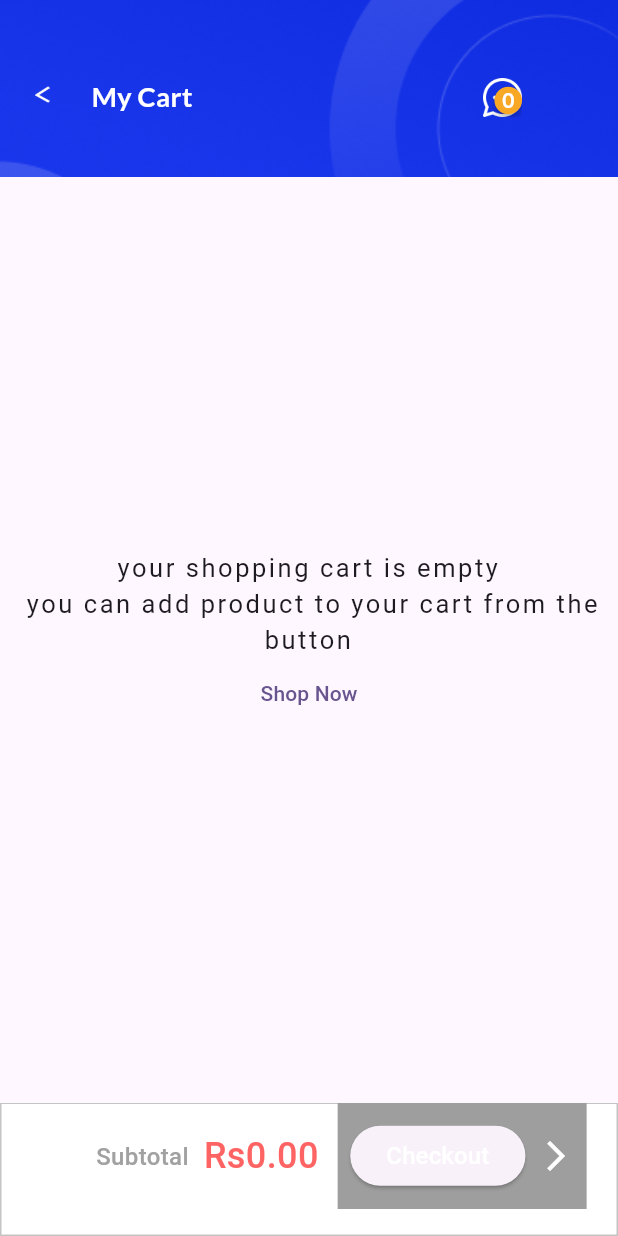
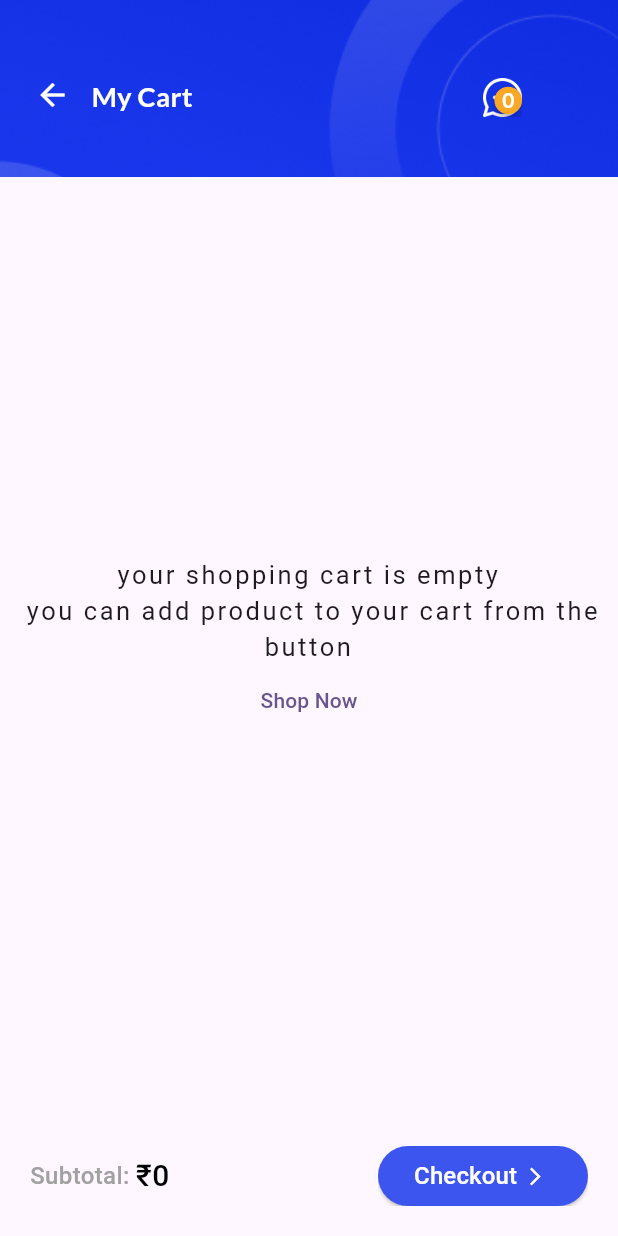
Before and after one commit to rahilahmed20/ecommerce, a Flutter app: the CartScreenProduct screen opened directly, on a phone screen of 412 x 824 dp. Run offline on Flutter 3.47's test engine with Material 3 defaults, Android fonts, the phone set to English and light mode, and no system bars; drawn by our look-alikes of badges; our stand-ins replace animated_splash_screen, cached_network_image, carousel_slider, cloud_firestore, custom_rating_bar, file_picker and 10 more; missing offline and left inert: mailer, razorpay_flutter; accounts and stored records are empty.

Commit message:
cart screen UI updated

```diff
--- a/lib/views/screens/bottomNav_screens/cart_product_widget.dart
+++ b/lib/views/screens/bottomNav_screens/cart_product_widget.dart
@@ -7,8 +7,6 @@ import 'package:badges/badges.dart' as badges;
 import 'package:macstore/provider/product_provider.dart';
 import 'package:macstore/views/screens/inner_screen/checkout_screen.dart';
 import 'package:macstore/views/screens/main_screen.dart';
-import 'package:razorpay_flutter/razorpay_flutter.dart';
-import "../inner_screen/shipping_address_screen.dart";
 
 class CartScreenProduct extends ConsumerStatefulWidget {
   const CartScreenProduct({Key? key});
@@ -18,19 +16,6 @@ class CartScreenProduct extends ConsumerStatefulWidget {
 }
 
 class _CartScreenProductState extends ConsumerState<CartScreenProduct> {
-  Razorpay _razorpay = new Razorpay();
-
-  @override
-  void initState() {
-    // TODO: implement initState
-    super.initState();
-    _razorpay = new Razorpay();
-    _razorpay.on(Razorpay.EVENT_PAYMENT_SUCCESS, _handlePaymentSuccess);
-    _razorpay.on(Razorpay.EVENT_PAYMENT_ERROR, _handlePaymentError);
-    _razorpay.on(Razorpay.EVENT_EXTERNAL_WALLET, _handleExternalWallet);
-  }
-
-// final totalAmount = ref.read(cartProvider.notifier).calculateTotalAmount();
   @override
   Widget build(BuildContext context) {
     final _cartProvider = ref.read(cartProvider.notifier);
@@ -76,7 +61,6 @@ class _CartScreenProductState extends ConsumerState<CartScreenProduct> {
                           badgeContent: Text(
                             cartData.length.toString(),
                             style: GoogleFonts.lato(
-                              // fontSize: 11,
                               color: Colors.white,
                               fontWeight: FontWeight.bold,
                             ),
@@ -100,12 +84,10 @@ class _CartScreenProductState extends ConsumerState<CartScreenProduct> {
               ),
               Positioned(
                 left: 23,
-                top: 57,
-                child: Image.asset(
-                  'assets/icons/arrow.png',
-                  width: 10,
-                  height: 12,
-                  fit: BoxFit.contain,
+                top: 51,
+                child: Icon(
+                  Icons.arrow_back,
+                  color: Colors.white,
                 ),
               )
             ],
@@ -138,59 +120,6 @@ class _CartScreenProductState extends ConsumerState<CartScreenProduct> {
               ),
             )
           : SingleChildScrollView(
-              child: Column(
-                mainAxisAlignment: MainAxisAlignment.start,
-                children: [
-                  Container(
-                    width: MediaQuery.of(context).size.width,
-                    height: 49,
-                    clipBehavior: Clip.hardEdge,
-                    decoration: const BoxDecoration(),
-                    child: Stack(
-                      clipBehavior: Clip.none,
-                      children: [
-                        Positioned(
-                          left: 0,
-                          top: 0,
-                          child: Container(
-                            width: MediaQuery.of(context).size.width,
-                            height: 49,
-                            clipBehavior: Clip.hardEdge,
-                            decoration: const BoxDecoration(
-                              color: Color(0xFFD7DDFF),
-                            ),
-                          ),
-                        ),
-                        Positioned(
-                          left: 44,
-                          top: 19,
-                          child: Container(
-                            width: 10,
-                            height: 10,
-                            clipBehavior: Clip.hardEdge,
-                            decoration: BoxDecoration(
-                              color: Colors.black,
-                              borderRadius: BorderRadius.circular(5),
-                            ),
-                          ),
-                        ),
-                        Positioned(
-                          left: 69,
-                          top: 14,
-                          child: Text(
-                            'You have ${cartData.length} items',
-                            style: GoogleFonts.getFont(
-                              'Lato',
-                              color: Colors.black,
-                              fontSize: 16,
-                              fontWeight: FontWeight.bold,
-                            ),
-                          ),
-                        )
-                      ],
-                    ),
-                  ),
-                  Container(
               child: ListView.builder(
                   physics: ScrollPhysics(),
                   shrinkWrap: true,
@@ -198,100 +127,166 @@ class _CartScreenProductState extends ConsumerState<CartScreenProduct> {
                   itemBuilder: (context, index) {
                     final cartItem = cartData.values.toList()[index];
                     return Padding(
+                      padding: const EdgeInsets.symmetric(
+                          horizontal: 8, vertical: 20),
+                      child: Container(
+                        decoration: BoxDecoration(
+                            color: Colors.black.withOpacity(0.12),
+                            borderRadius: BorderRadius.circular(20)),
+                        child: Padding(
                           padding: const EdgeInsets.all(8.0),
-                              child: Card(
-                                child: SizedBox(
-                                  height: 200,
-                                  child: Row(
-                                    mainAxisAlignment: MainAxisAlignment.start,
+                          child: Column(
                             children: [
-                                      SizedBox(
-                                        height: 100,
-                                        width: 100,
+                              Row(
+                                children: [
+                                  // Image
+                                  Padding(
+                                    padding: const EdgeInsets.all(4.0),
                                     child: Image.network(
                                       cartItem.imageUrl[0],
-                                          fit: BoxFit.cover,
+                                      height: 90,
+                                      width: 90,
+                                      fit: BoxFit.contain,
                                     ),
                                   ),
-                                      Padding(
-                                        padding: const EdgeInsets.all(8.0),
+
+                                  SizedBox(
+                                    width: 10,
+                                  ),
+
+                                  // Title, Price, Size
+                                  Expanded(
                                     child: Column(
-                                          mainAxisAlignment:
-                                              MainAxisAlignment.spaceEvenly,
+                                      mainAxisSize: MainAxisSize.min,
                                       crossAxisAlignment:
                                           CrossAxisAlignment.start,
                                       children: [
-                                            Text(
+                                        // Product Name
+                                        Flexible(
+                                          child: Text(
                                             cartItem.productName,
+                                            maxLines: 2,
+                                            overflow: TextOverflow.ellipsis,
                                             style: TextStyle(
-                                                fontSize: 18,
+                                              fontSize: 17,
                                               fontWeight: FontWeight.bold,
                                             ),
                                           ),
-                                            Text(
-                                              cartItem.discount
-                                                  .toStringAsFixed(2),
+                                        ),
+
+                                        // Description
+                                        Flexible(
+                                          child: Text(
+                                            cartItem.description,
+                                            maxLines: 1,
+                                            overflow: TextOverflow.ellipsis,
                                             style: TextStyle(
-                                                fontSize: 18,
-                                                fontWeight: FontWeight.bold,
-                                                color: Color(0xFF102DE1),
+                                                fontSize: 17,
+                                                color: Colors.black
+                                                    .withOpacity(0.6)),
                                           ),
                                         ),
-                                            Row(
-                                              children: [
-                                                Container(
-                                                  height: 40,
-                                                  width: 120,
-                                                  decoration: BoxDecoration(
-                                                    color: Color(0xFF102DE1),
-                                                    borderRadius:
-                                                        BorderRadius.circular(
-                                                      4,
+
+                                        // Size
+                                        if (cartItem.productSize != '')
+                                          Text(
+                                            'Size: ' + cartItem.productSize,
+                                            style: TextStyle(
+                                                fontSize: 15,
+                                                fontWeight: FontWeight.w500),
                                           ),
-                                                  ),
-                                                  child: Row(
-                                                    children: [
-                                                      IconButton(
-                                                        onPressed: () {
-                                                          _cartProvider
-                                                              .decrementItem(
-                                                                  cartItem
-                                                                      .productId);
-                                                        },
-                                                        icon: Icon(
-                                                          CupertinoIcons.minus,
-                                                          color: Colors.white,
-                                                        ),
-                                                      ),
-                                                      Text(
-                                                        cartItem.quantity
-                                                            .toString(),
-                                                        style: TextStyle(
-                                                            color:
-                                                                Colors.white),
-                                                      ),
-                                                      IconButton(
-                                                        onPressed: () {
-                                                          _cartProvider
-                                                              .incrementItem(
-                                                                  cartItem
-                                                                      .productId);
-                                                        },
-                                                        icon: Icon(
-                                                          CupertinoIcons.plus,
-                                                          color: Colors.white,
+                                      ],
                                     ),
                                   ),
                                 ],
                               ),
+                              Row(
+                                mainAxisAlignment:
+                                    MainAxisAlignment.spaceBetween,
+                                children: [
+                                  Row(
+                                    children: [
+                                      SizedBox(
+                                        width: 85,
                                       ),
-                                                SizedBox(
-                                                  width: 15,
-                                                ),
+                                      // Remove Button
+                                      Row(
+                                        mainAxisSize: MainAxisSize.min,
+                                        children: [
                                           IconButton(
                                             onPressed: () {
-                                                    _cartProvider.removeItem(
+                                              if (cartItem.quantity > 1) {
+                                                _cartProvider.decrementItem(
                                                     cartItem.productId);
+                                              }
+                                            },
+                                            icon: Container(
+                                              width: 26,
+                                              height: 26,
+                                              decoration: BoxDecoration(
+                                                color: Colors.grey
+                                                    .withOpacity(0.5),
+                                                borderRadius:
+                                                    BorderRadius.circular(15),
+                                              ),
+                                              child: Icon(
+                                                Icons.remove,
+                                                size: 20,
+                                                color: Colors.black,
+                                              ),
+                                            ),
+                                          ),
+
+                                          // Quantity Text
+                                          Text(
+                                            cartItem.quantity.toString(),
+                                            style: TextStyle(
+                                                color: Colors.black,
+                                                fontSize: 16),
+                                          ),
+
+                                          // Add Button
+                                          IconButton(
+                                            onPressed: () {
+                                              _cartProvider.incrementItem(
+                                                  cartItem.productId);
+                                            },
+                                            icon: Container(
+                                              width: 26,
+                                              height: 26,
+                                              decoration: BoxDecoration(
+                                                color: Color(0xFF3C55EF),
+                                                borderRadius:
+                                                    BorderRadius.circular(15),
+                                              ),
+                                              child: Icon(
+                                                Icons.add,
+                                                size: 20,
+                                                color: Colors.white,
+                                              ),
+                                            ),
+                                          ),
+                                        ],
+                                      ),
+                                    ],
+                                  ),
+
+                                  // Price
+                                  Text(
+                                    '\u{20B9}' +
+                                        cartItem.discount.toStringAsFixed(0),
+                                    style: TextStyle(
+                                      fontSize: 18,
+                                      fontWeight: FontWeight.bold,
+                                      color: Colors.black,
+                                    ),
+                                  ),
+
+                                  // Remove From Cart
+                                  IconButton(
+                                    onPressed: () {
+                                      _cartProvider
+                                          .removeItem(cartItem.productId);
                                     },
                                     icon: Icon(
                                       CupertinoIcons.delete,
@@ -301,42 +296,28 @@ class _CartScreenProductState extends ConsumerState<CartScreenProduct> {
                               )
                             ],
                           ),
-                                      )
-                                    ],
-                                  ),
                         ),
                       ),
                     );
-                          }))
-                ],
-              ),
+                  }),
             ),
       bottomNavigationBar: Container(
-        width: 416,
-        height: 89,
+        width: MediaQuery.of(context).size.width,
+        height: 80,
         clipBehavior: Clip.hardEdge,
         decoration: const BoxDecoration(),
-        child: Stack(
-          clipBehavior: Clip.none,
+        child: Center(
+          child: Padding(
+            padding: const EdgeInsets.symmetric(horizontal: 20),
+            child: Row(
+              mainAxisAlignment: MainAxisAlignment.spaceBetween,
               children: [
-            Align(
-              alignment: Alignment.center,
-              child: Container(
-                width: 416,
-                height: 89,
-                clipBehavior: Clip.hardEdge,
-                decoration: BoxDecoration(
-                  color: Colors.white,
-                  border: Border.all(
-                    color: const Color(0xFFC4C4C4),
-                  ),
-                ),
-              ),
-            ),
-            const Align(
-              alignment: Alignment(-0.63, -0.26),
-              child: Text(
-                'Subtotal ',
+                // Price
+                Row(
+                  children: [
+                    // Sub Total
+                    Text(
+                      'Subtotal: ',
                       style: TextStyle(
                         color: Color(0xFFA1A1A1),
                         fontSize: 16,
@@ -344,42 +325,27 @@ class _CartScreenProductState extends ConsumerState<CartScreenProduct> {
                         fontFamily: 'Roboto',
                       ),
                     ),
-            ),
-            Align(
-              alignment: Alignment(-0.19, -0.31),
-              child: Text(
-                'Rs' + totalAmount.toStringAsFixed(2),
+
+                    // Amount
+                    Text(
+                      '\u{20B9}' + totalAmount.toStringAsFixed(0),
                       style: TextStyle(
-                  color: Color(0xFFFF6464),
-                  fontSize: 24,
+                        color: Colors.black,
+                        fontSize: 20,
                         fontWeight: FontWeight.w500,
                         fontFamily: 'Roboto',
                       ),
                     ),
+                  ],
                 ),
-            Align(
-              alignment: const Alignment(0.83, -1),
-              child: InkWell(
-                // onTap: totalAmount == 0.0
-                //     ? null
-                //     : () {
-                //         Navigator.push(context,
-                //             MaterialPageRoute(builder: (context) {
-                //           return CartScreenProduct();
-                //         }));
-                //       },
+
+                // Checkout Button
+                Container(
+                  width: 140,
+                  height: 40,
+                  clipBehavior: Clip.hardEdge,
+                  decoration: BoxDecoration(),
                   child: Container(
-                  width: 166,
-                  height: 71,
-                  clipBehavior: Clip.hardEdge,
-                  decoration: BoxDecoration(
-                    color: totalAmount == 0.0 ? Colors.grey : Color(0xFF1532E7),
-                  ),
-                  child: Center(
-                    child: Row(
-                      mainAxisAlignment: MainAxisAlignment.spaceEvenly,
-                      children: [
-                        Container(
                       child: ElevatedButton(
                     onPressed: () {
                       Navigator.push(context,
@@ -387,7 +353,15 @@ class _CartScreenProductState extends ConsumerState<CartScreenProduct> {
                         return CheckoutScreen();
                       }));
                     },
-                          child: Text(
+                    style: ButtonStyle(
+                      backgroundColor: MaterialStateProperty.all<Color>(
+                        Color(0xFF3C55EF),
+                      ), // Change the color as needed
+                    ),
+                    child: Row(
+                      crossAxisAlignment: CrossAxisAlignment.center,
+                      children: [
+                        Text(
                           'Checkout',
                           style: GoogleFonts.getFont(
                             'Roboto',
@@ -396,57 +370,23 @@ class _CartScreenProductState extends ConsumerState<CartScreenProduct> {
                             fontWeight: FontWeight.w500,
                           ),
                         ),
+                        SizedBox(
+                          width: 5,
+                        ),
+                        Icon(
+                          Icons.arrow_forward_ios_outlined,
+                          size: 14,
+                          color: Colors.white,
+                        ),
+                      ],
+                    ),
                   )),
-                        Icon(
-                          Icons.arrow_forward_ios,
-                          color: Colors.white,
                 ),
               ],
             ),
           ),
         ),
       ),
-            ),
-          ],
-        ),
-      ),
     );
   }
-
-  void _handlePaymentSuccess(PaymentSuccessResponse response) {
-    // Do something when payment succeeds
-    // Here we get razorpay_payment_id razorpay_order_id razorpay_signature
 }
-
-  void _handlePaymentError(PaymentFailureResponse response) {
-    // Do something when payment fails
-  }
-
-  void _handleExternalWallet(ExternalWalletResponse response) {
-    // Do something when an external wallet is selected
-  }
-
-  @override
-  void dispose() {
-    // TODO: implement dispose
-    super.dispose();
-    _razorpay.clear();
-  }
-
-  payNowMethod(double totalAmount) {
-    var options = {
-      'key': "rzp_test_fCBSWTYONMP298",
-      'amount': (totalAmount * 100).toInt(),
-      'name': 'Ghar Ka Bazar',
-      'order_id': "",
-      'prefill': {
-        'contact': '9372952412',
-        'email': 'shaikhwasiullah500@gmail.com'
-      },
-      'external': {
-        'wallets': ['paytm'] // optional, for adding support for wallets
-      }
-    };
-    _razorpay.open(options);
-  }
-}
```
Also changed, not shown: lib/views/screens/widgets/category_item.dart (+0 -17 lines), 1 other file. Lines whose indentation alone changed are shown as unchanged.
